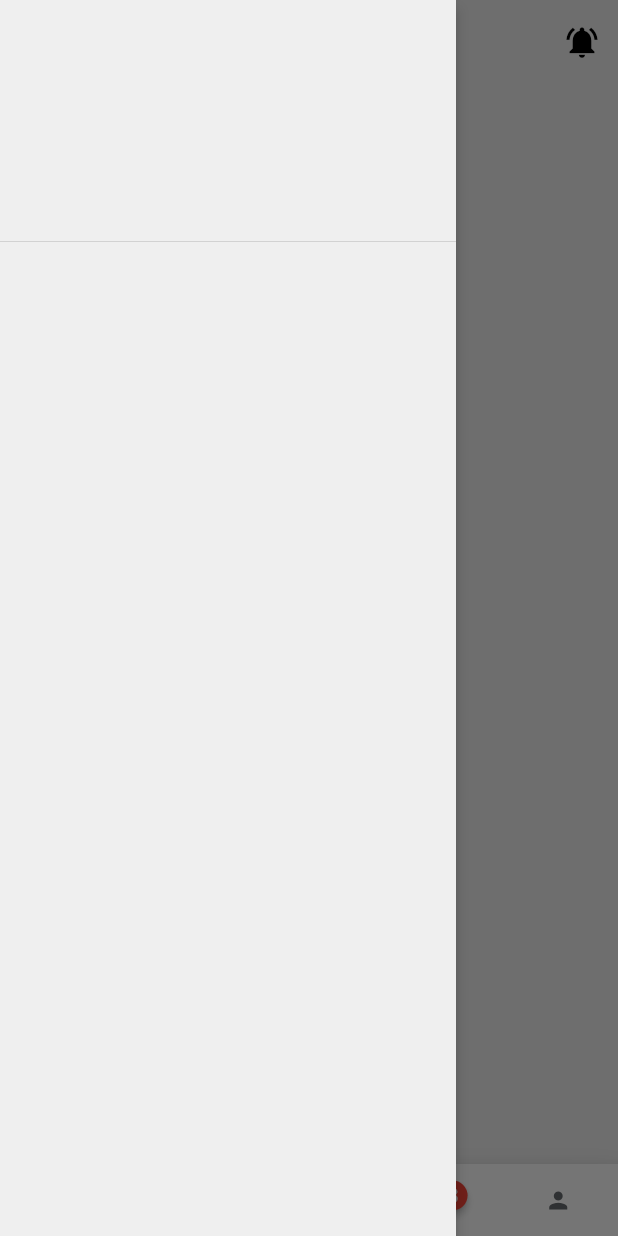
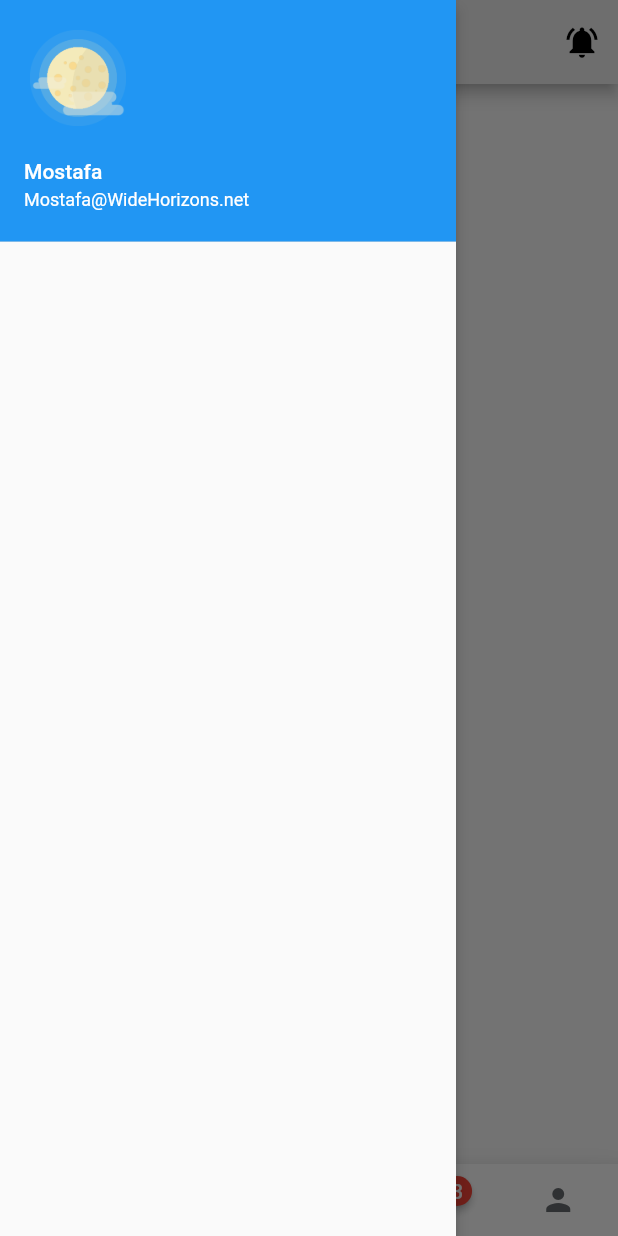
Before and after one commit to widehorizons/SchoolEveryWhere2, a Flutter app: the screen it shows after launch, with the side drawer open, on a phone screen of 412 x 824 dp. Run offline on Flutter 3.47's test engine with Material 2 defaults, Android fonts, the phone set to English and light mode, and no system bars; drawn by our look-alikes of badges; our stand-ins replace get.

Commit message:
UI Enhancements

```diff
--- a/lib/app/widgets/custom_drawer.dart
+++ b/lib/app/widgets/custom_drawer.dart
@@ -1,4 +1,5 @@
 import 'package:flutter/material.dart';
+import 'package:get/get.dart';
 
 import '../config/theme/theme.dart';
 
@@ -11,14 +12,17 @@ class CustomDrawer extends StatelessWidget {
   Widget build(BuildContext context) {
     return Drawer(
       elevation: 4.0,
-      backgroundColor: AppColors.scaffoldBackgroundColor,
       child: ListView(
         physics: const NeverScrollableScrollPhysics(),
         children: <Widget>[
-          DrawerHeader(
-            child: Row(
-              mainAxisAlignment: MainAxisAlignment.start,
-              children: const [],
+          UserAccountsDrawerHeader(
+            accountName: const Text('Mostafa'),
+            currentAccountPicture:
+                const Image(image: AssetImage('assets/moon.png')),
+            accountEmail: Text(
+              "Mostafa@WideHorizons.net",
+              style: context.textTheme.labelMedium!
+                  .copyWith(color: AppColors.white),
             ),
           ),
 
--- a/lib/main.dart
+++ b/lib/main.dart
@@ -11,8 +11,9 @@ void main() {
       title: "Application",
       initialRoute: AppPages.INITIAL,
       getPages: AppPages.routes,
-      theme: appLightTheme,
-      darkTheme: appDarkTheme,
+      // theme: appLightTheme,
+      themeMode: ThemeMode.light,
+      // darkTheme: appDarkTheme,
     ),
   );
 }
```
